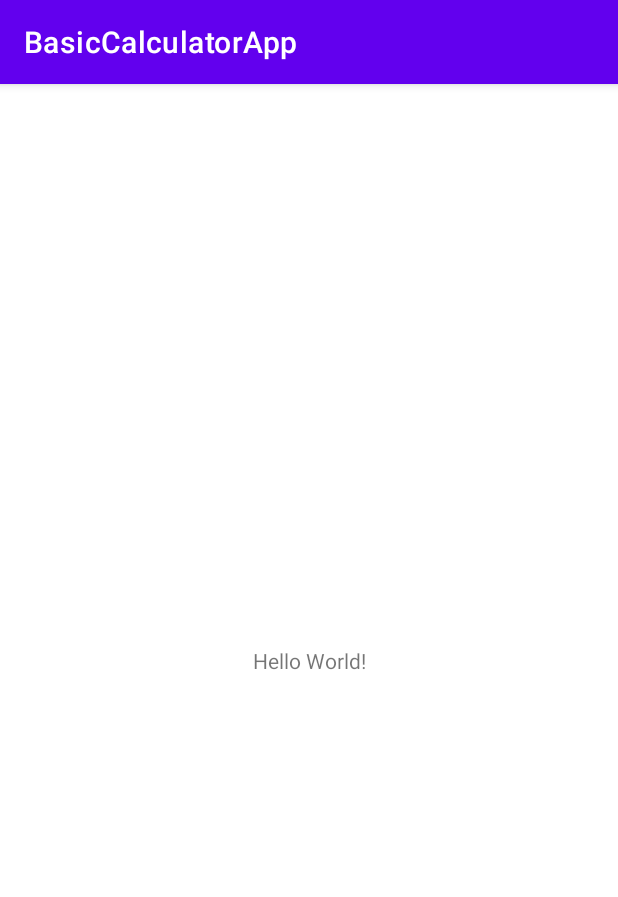
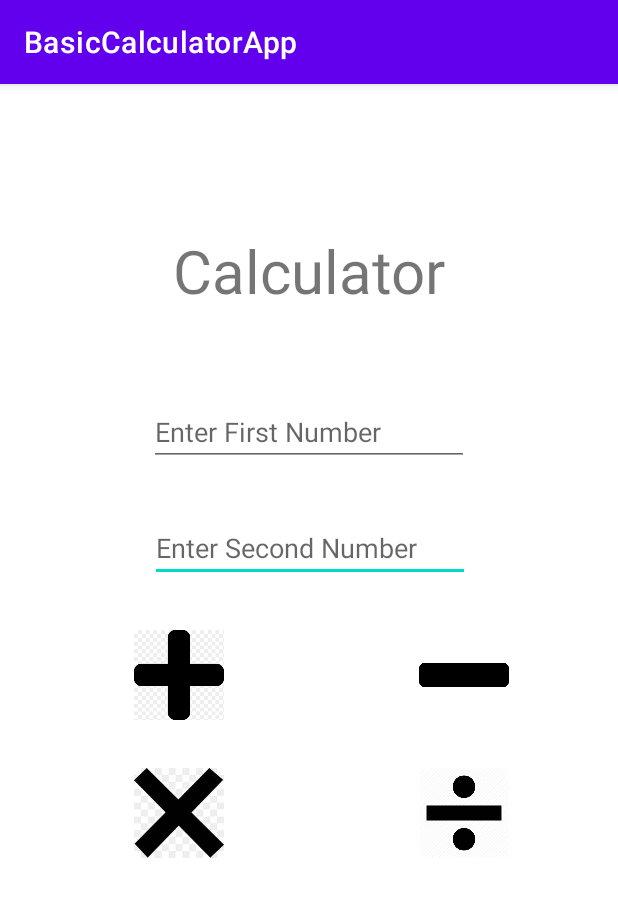
Before and after one commit to kevchen1129/BasicCalculatorApp, an Android app: the screen it shows after launch (MainActivity), on a phone screen of 412 x 824 dp. Shown: the top 897 px of the screen. Run offline under Robolectric (Android 15) with nearby library versions, the phone set to English and light mode, and no system bars.

Commit message:
add, subtract, divide, mutiply

```diff
--- a/app/src/main/AndroidManifest.xml
+++ b/app/src/main/AndroidManifest.xml
@@ -10,6 +10,9 @@
         android:supportsRtl="true"
         android:theme="@style/Theme.BasicCalculatorApp">
         <activity
+            android:name=".MainActivity2"
+            android:exported="true" />
+        <activity
             android:name=".MainActivity"
             android:exported="true">
             <intent-filter>
--- a/app/src/main/res/layout/activity_main.xml
+++ b/app/src/main/res/layout/activity_main.xml
@@ -6,13 +6,86 @@
     android:layout_height="match_parent"
     tools:context=".MainActivity">
 
-    <TextView
+    <ImageView
+        android:id="@+id/imageView4"
+        android:layout_width="141dp"
+        android:layout_height="60dp"
+        android:layout_marginTop="32dp"
+        android:layout_marginEnd="32dp"
+        app:layout_constraintEnd_toEndOf="parent"
+        app:layout_constraintTop_toBottomOf="@+id/imageView3"
+        app:srcCompat="@drawable/divide"
+        android:onClick="divide"/>
+
+    <ImageView
+        android:id="@+id/imageView3"
+        android:layout_width="141dp"
+        android:layout_height="60dp"
+        android:layout_marginTop="32dp"
+        android:layout_marginEnd="32dp"
+        app:layout_constraintEnd_toEndOf="parent"
+        app:layout_constraintTop_toBottomOf="@+id/editTextSecondNumber"
+        app:srcCompat="@drawable/minus"
+        android:onClick="subtract"/>
+
+    <ImageView
+        android:id="@+id/imageView2"
+        android:layout_width="141dp"
+        android:layout_height="60dp"
+        android:layout_marginTop="32dp"
+        app:layout_constraintEnd_toStartOf="@+id/imageView4"
+        app:layout_constraintStart_toStartOf="parent"
+        app:layout_constraintTop_toBottomOf="@+id/imageView"
+        app:srcCompat="@drawable/mutiply"
+        android:onClick="mutiply"/>
+
+    <ImageView
+        android:id="@+id/imageView"
+        android:layout_width="141dp"
+        android:layout_height="60dp"
+        android:layout_marginTop="32dp"
+        app:layout_constraintEnd_toStartOf="@+id/imageView3"
+        app:layout_constraintStart_toStartOf="parent"
+        app:layout_constraintTop_toBottomOf="@+id/editTextSecondNumber"
+        app:srcCompat="@drawable/add"
+        android:onClick="add"/>
+
+    <EditText
+        android:id="@+id/editTextSecondNumber"
         android:layout_width="wrap_content"
         android:layout_height="wrap_content"
-        android:text="Hello World!"
+        android:layout_marginTop="32dp"
+        android:ems="10"
+        android:hint="Enter Second Number"
+        android:inputType="none|number"
+        app:layout_constraintEnd_toEndOf="parent"
+        app:layout_constraintHorizontal_bias="0.502"
+        app:layout_constraintStart_toStartOf="parent"
+        app:layout_constraintTop_toBottomOf="@+id/editTextFirstNumber"
+      />
+
+    <TextView
+        android:id="@+id/textView"
+        android:layout_width="wrap_content"
+        android:layout_height="wrap_content"
+        android:text="Calculator"
+        android:textSize="40sp"
         app:layout_constraintBottom_toBottomOf="parent"
         app:layout_constraintLeft_toLeftOf="parent"
         app:layout_constraintRight_toRightOf="parent"
-        app:layout_constraintTop_toTopOf="parent" />
+        app:layout_constraintTop_toTopOf="parent"
+        app:layout_constraintVertical_bias="0.136" />
+
+    <EditText
+        android:id="@+id/editTextFirstNumber"
+        android:layout_width="wrap_content"
+        android:layout_height="wrap_content"
+        android:layout_marginTop="58dp"
+        android:ems="10"
+        android:hint="Enter First Number"
+        android:inputType="number"
+        app:layout_constraintEnd_toEndOf="parent"
+        app:layout_constraintStart_toStartOf="parent"
+        app:layout_constraintTop_toBottomOf="@+id/textView" />
 
 </androidx.constraintlayout.widget.ConstraintLayout>
```
Also changed, not shown: app/src/main/java/com/example/basiccalculatorapp/MainActivity.java (+50 -0 lines), app/src/main/java/com/example/basiccalculatorapp/MainActivity2.java (added, +22 -0 lines), app/src/main/res/layout/activity_main2.xml (added, +17 -0 lines), app/src/main/res/drawable/add.png (added), app/src/main/res/drawable/divide.png (added), app/src/main/res/drawable/minus.jpg (added), app/src/main/res/drawable/mutiply.jpg (added).
